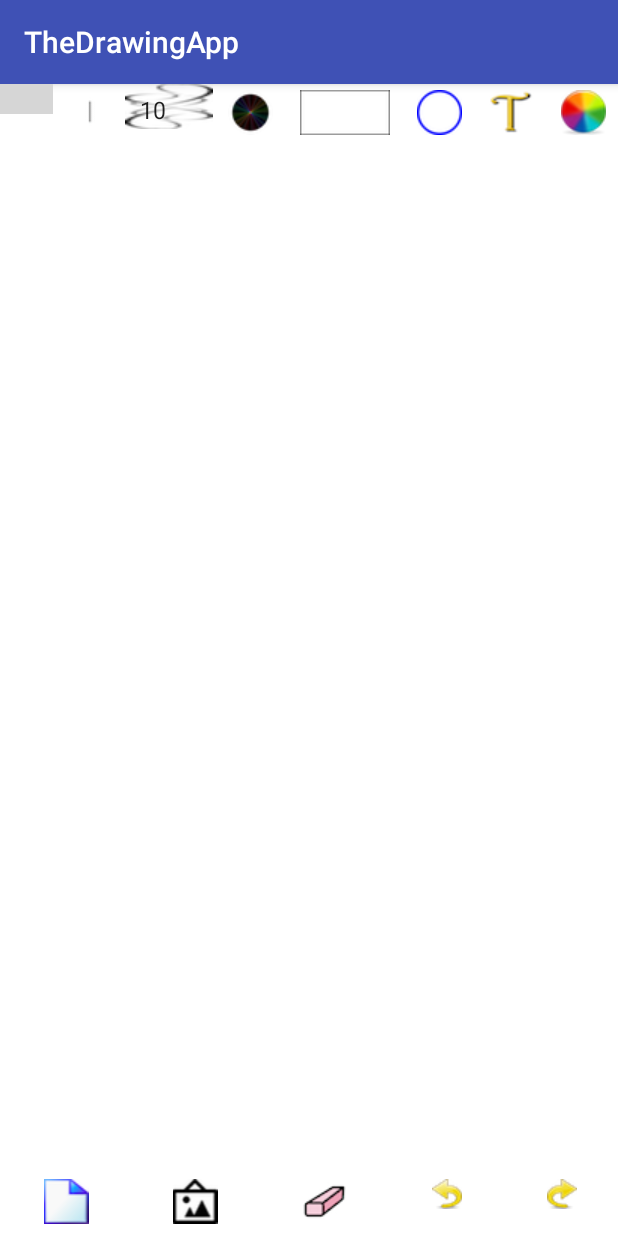
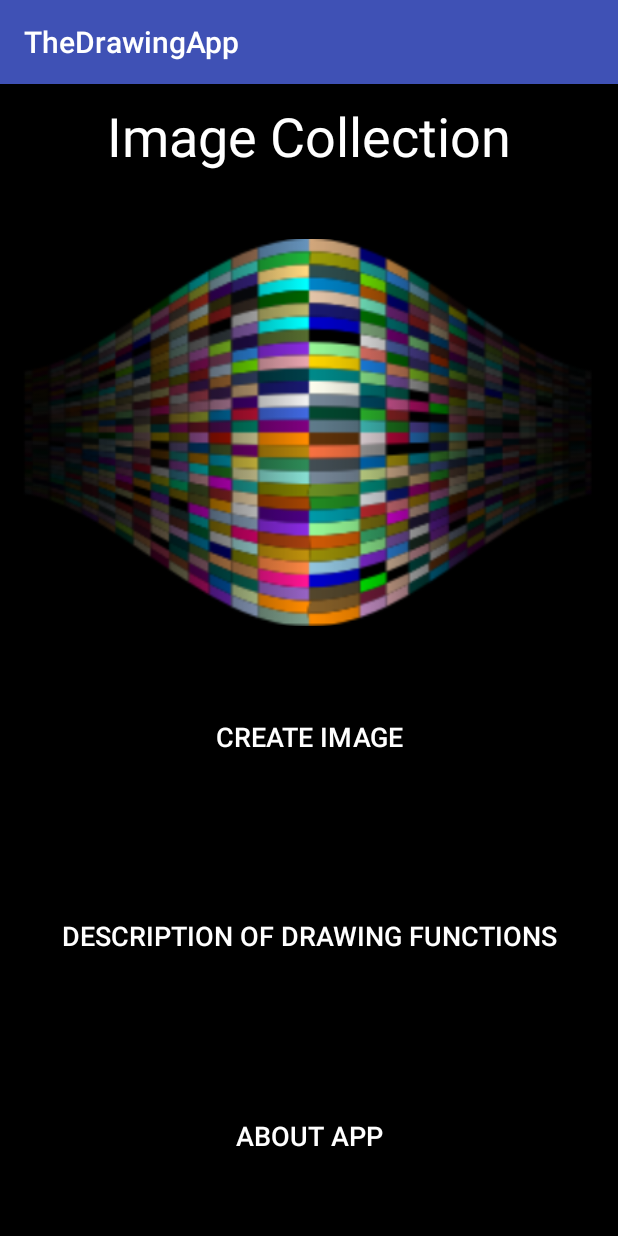
Before and after one commit to jcthom72/TheDrawingApp, an Android app: the screen it shows after launch (MainActivity before the commit, MenuActivity after it), on a phone screen of 412 x 824 dp. Run offline under Robolectric (Android 15) with nearby library versions, the light colour scheme and no system bars; grey boxes are pictures that could not be loaded.

Commit message:
Added a main menu as well as an activity to describe user capability

```diff
--- /dev/null
+++ b/app/src/main/java/csci4020/shawnbickel_judsonthomas/assignment3/thedrawingapp/MenuActivity.java
@@ -0,0 +1,36 @@
+package csci4020.shawnbickel_judsonthomas.assignment3.thedrawingapp;
+
+import android.content.Intent;
+import android.os.Bundle;
+import android.support.v7.app.AppCompatActivity;
+import android.view.View;
+import android.widget.Button;
+
+public class MenuActivity extends AppCompatActivity {
+
+    @Override
+    protected void onCreate(Bundle savedInstanceState) {
+        super.onCreate(savedInstanceState);
+        setContentView(R.layout.activity_menu);
+        Button create = (Button) findViewById(R.id.createImage);
+        Button description = (Button) findViewById(R.id.description);
+        Button about = (Button) findViewById(R.id.about);
+
+        create.setOnClickListener(new View.OnClickListener(){
+            @Override
+            public void onClick(View v){
+                Intent createImage = new Intent(MenuActivity.this, MainActivity.class);
+                startActivity(createImage);
+            }
+        });
+
+        description.setOnClickListener(new View.OnClickListener(){
+            @Override
+            public void onClick(View v){
+                Intent descr = new Intent(MenuActivity.this, DrawingFunctions.class);
+                startActivity(descr);
+            }
+        });
+
+    }
+}
--- /dev/null
+++ b/app/src/main/res/layout/activity_menu.xml
@@ -0,0 +1,73 @@
+<?xml version="1.0" encoding="utf-8"?>
+<LinearLayout xmlns:android="http://schemas.android.com/apk/res/android"
+    xmlns:app="http://schemas.android.com/apk/res-auto"
+    xmlns:tools="http://schemas.android.com/tools"
+    android:id="@+id/activity_menu"
+    android:layout_width="match_parent"
+    android:layout_height="match_parent"
+    tools:context="csci4020.shawnbickel_judsonthomas.assignment3.thedrawingapp.MenuActivity"
+    android:background="#000000"
+    android:weightSum="2"
+    android:orientation="vertical">
+
+    <LinearLayout
+        android:orientation="horizontal"
+        android:layout_width="match_parent"
+        android:layout_height="match_parent"
+        android:layout_weight="1.75">
+
+        <TextView
+            android:layout_width="match_parent"
+            android:layout_height="wrap_content"
+            android:text="Image Collection"
+            android:textColor="#ffffff"
+            android:gravity="center"
+            android:textSize="36sp"
+            android:paddingTop="10dp" />
+
+    </LinearLayout>
+
+    <LinearLayout
+        android:orientation="vertical"
+        android:layout_width="match_parent"
+        android:layout_height="match_parent"
+        android:layout_weight=".25"
+        android:weightSum="4">
+
+        <ImageView
+            android:layout_width="match_parent"
+            android:layout_height="wrap_content"
+            app:srcCompat="@drawable/background_abstract"
+            android:layout_weight="1"/>
+
+        <Button
+            android:text="Create Image"
+            android:layout_width="match_parent"
+            android:layout_height="wrap_content"
+            android:id="@+id/createImage"
+            android:layout_weight="1"
+            android:textColor="#ffffff"
+            android:background="#000000"
+            android:textSize="18sp" />
+
+        <Button
+            android:text="Description of Drawing Functions"
+            android:layout_width="match_parent"
+            android:layout_height="wrap_content"
+            android:id="@+id/description"
+            android:layout_weight="1"
+            android:textColor="#ffffff"
+            android:textSize="18sp"
+            android:background="#000000" />
+
+        <Button
+            android:text="About app"
+            android:layout_width="match_parent"
+            android:layout_height="wrap_content"
+            android:id="@+id/about"
+            android:layout_weight="1"
+            android:textColor="#ffffff"
+            android:textSize="18sp"
+            android:background="#000000" />
+    </LinearLayout>
+</LinearLayout>
```
Also changed, not shown: app/src/main/AndroidManifest.xml (+7 -4 lines), app/src/main/java/csci4020/shawnbickel_judsonthomas/assignment3/thedrawingapp/DrawingFunctions.java (added, +13 -0 lines), app/src/main/java/csci4020/shawnbickel_judsonthomas/assignment3/thedrawingapp/Image.java (deleted, +0 -34 lines), app/src/main/java/csci4020/shawnbickel_judsonthomas/assignment3/thedrawingapp/Paths.java (deleted, +0 -32 lines), app/src/main/java/csci4020/shawnbickel_judsonthomas/assignment3/thedrawingapp/UserDrawingEngine.java (+4 -3 lines), app/src/main/res/layout/activity_drawing_functions.xml (added, +370 -0 lines), app/src/main/res/values/strings.xml (+16 -0 lines), app/src/main/res/drawable/background_abstract.png (added).
